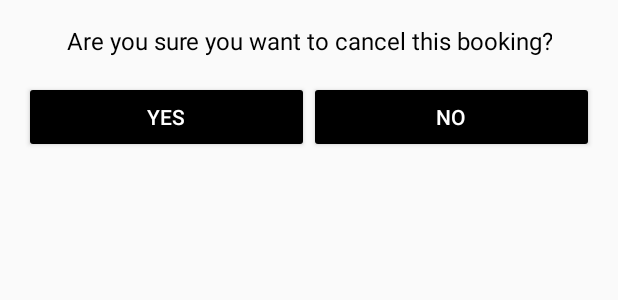
After one commit to Zshui58/HotelBooking, an Android app: the layout dialog_confirm_cancel.xml on its own in the app's theme, with its tools: preview values and no code run, on a phone screen of 412 x 824 dp. The commit adds this screen. Shown: the top 300 px of the screen. Run offline under Robolectric (Android 15) with nearby library versions, the phone set to English and light mode, and no system bars.

Commit message:
Transaction Checking

```diff
--- /dev/null
+++ b/app/src/main/res/layout/dialog_confirm_cancel.xml
@@ -0,0 +1,42 @@
+<?xml version="1.0" encoding="utf-8"?>
+<LinearLayout xmlns:android="http://schemas.android.com/apk/res/android"
+    android:layout_width="match_parent"
+    android:layout_height="wrap_content"
+    android:orientation="vertical"
+    android:padding="16dp">
+
+    <TextView
+        android:layout_width="wrap_content"
+        android:layout_height="wrap_content"
+        android:text="Are you sure you want to cancel this booking?"
+        android:textSize="16sp"
+        android:textColor="@android:color/black"
+        android:layout_gravity="center"
+        android:gravity="center"
+        android:id="@+id/dialogMessage" />
+
+    <LinearLayout
+        android:layout_width="match_parent"
+        android:layout_height="wrap_content"
+        android:orientation="horizontal"
+        android:layout_marginTop="16dp">
+
+        <Button
+            android:id="@+id/confirmCancel"
+            android:layout_width="0dp"
+            android:layout_height="wrap_content"
+            android:layout_weight="1"
+            android:text="Yes"
+            android:backgroundTint="@android:color/black"
+            android:textColor="@android:color/white" />
+
+        <Button
+            android:id="@+id/cancelCancel"
+            android:layout_width="0dp"
+            android:layout_height="wrap_content"
+            android:layout_weight="1"
+            android:text="No"
+            android:backgroundTint="@android:color/black"
+            android:textColor="@android:color/white" />
+    </LinearLayout>
+</LinearLayout>
--- a/app/src/main/res/layout/list_item_transaction.xml
+++ b/app/src/main/res/layout/list_item_transaction.xml
@@ -49,7 +49,7 @@
         android:layout_width="wrap_content"
         android:layout_height="wrap_content"
         android:layout_gravity="end"
-        android:text="Cancel"
+        android:text="Cancel Booking"
         android:textColor="#000000"
         android:background="?android:attr/selectableItemBackground"
         android:contentDescription="@string/cancel" />
```
Also changed, not shown: app/src/main/java/my/edu/utar/hotelbooking/TransactionListAdapter.java (+49 -10 lines).
